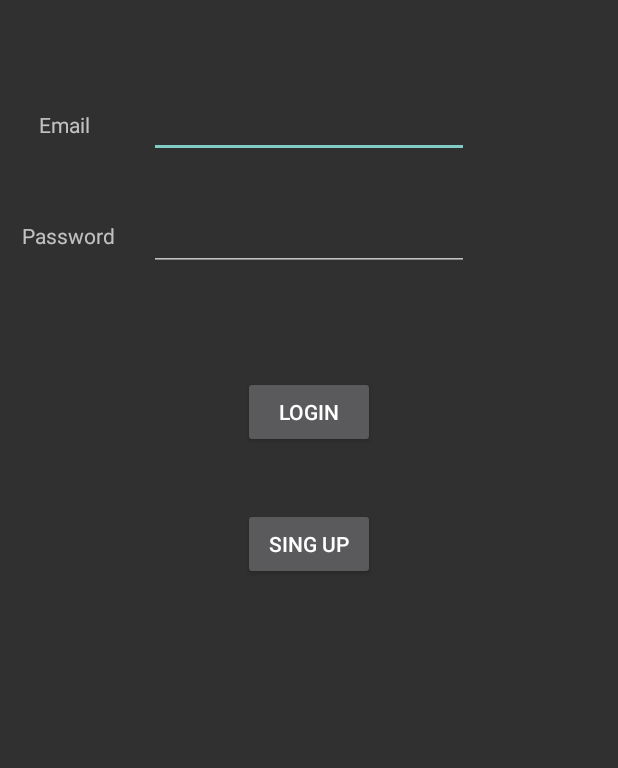
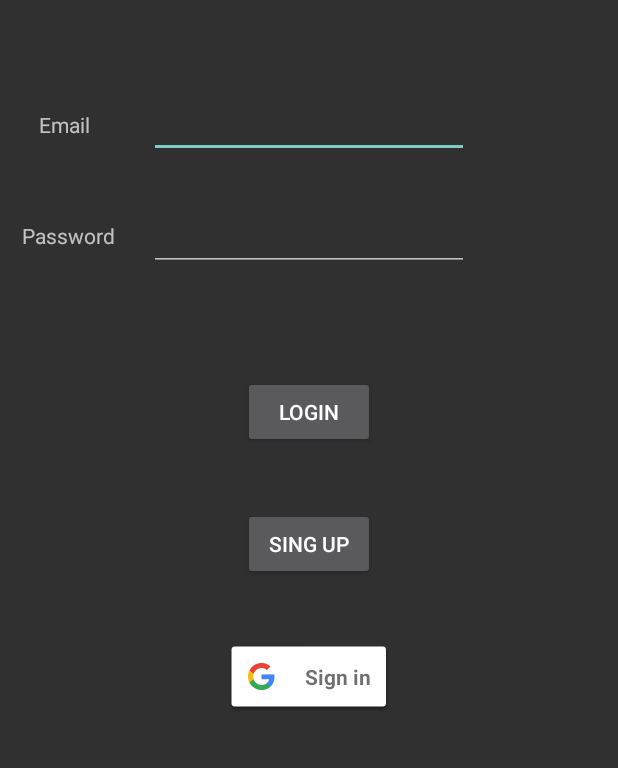
Before and after one commit to AndresGA97/EasyHairCut, an Android app: the screen it shows after launch (MainActivity), on a phone screen of 412 x 824 dp, the part 179-947 px from its top. Run offline under Robolectric (Android 15) with nearby library versions, the phone set to English and light mode, and no system bars; our stand-ins replace Firebase (no records; nobody signed in at launch, a user with empty details on screens opened directly).

Commit message:
Implemented sign in with google
Implemented sign in with google

```diff
--- a/app/build.gradle
+++ b/app/build.gradle
@@ -41,4 +41,5 @@ dependencies {
     implementation 'com.google.firebase:firebase-firestore:21.3.0'
     implementation 'com.google.firebase:firebase-auth:19.2.0'
     implementation 'com.google.android.material:material:1.0.0'
+    implementation 'com.google.android.gms:play-services-auth:17.0.0'
 }
--- a/app/src/main/java/com/example/easyhaircut/MainActivity.kt
+++ b/app/src/main/java/com/example/easyhaircut/MainActivity.kt
@@ -1,25 +1,50 @@
 package com.example.easyhaircut
 
+
 import android.content.Intent
-import androidx.appcompat.app.AppCompatActivity
 import android.os.Bundle
+import android.util.Log
 import android.view.View
 import android.widget.EditText
 import android.widget.Toast
+import androidx.appcompat.app.AppCompatActivity
 import com.example.easyhaircut.exception.MissingDataException
+import com.google.android.gms.auth.api.signin.GoogleSignIn
+import com.google.android.gms.auth.api.signin.GoogleSignInAccount
+import com.google.android.gms.auth.api.signin.GoogleSignInClient
+import com.google.android.gms.auth.api.signin.GoogleSignInOptions
+import com.google.android.gms.common.SignInButton
+import com.google.android.gms.common.api.ApiException
 import com.google.android.gms.tasks.OnCompleteListener
+import com.google.android.gms.tasks.Task
 import com.google.firebase.auth.FirebaseAuth
-import com.google.firebase.auth.FirebaseUser
+
 
 class MainActivity : AppCompatActivity() {
     private lateinit var auth: FirebaseAuth //Declare Firebase Auth
     private val email: EditText by lazy { findViewById<EditText>(R.id.editTextUser) }
     private val password: EditText by lazy { findViewById<EditText>(R.id.editTextPassword) }
+    private lateinit var mGoogleSignInClient:GoogleSignInClient
+    private lateinit var signInButton:SignInButton
+
 
     override fun onCreate(savedInstanceState: Bundle?) {
         super.onCreate(savedInstanceState)
         setContentView(R.layout.activity_main)
+        signInButton=findViewById(R.id.buttonGoogleSignIn)//Google sign in button
         auth= FirebaseAuth.getInstance()//Initialize Firebase Auth
+        // Configure Google Sign In
+        val gso = GoogleSignInOptions.Builder(GoogleSignInOptions.DEFAULT_SIGN_IN)
+            .requestIdToken(getString(R.string.default_web_client_id))
+            .requestEmail()
+            .build()
+        // Build a GoogleSignInClient with the options specified by gso.
+        mGoogleSignInClient = GoogleSignIn.getClient(this, gso);
+        // Check for existing Google Sign In account, if the user is already signed in
+        var account=GoogleSignIn.getLastSignedInAccount(this)
+        signInButton.setOnClickListener(View.OnClickListener {
+            signIn()
+        })
     }
 
     /**
@@ -71,4 +96,48 @@ class MainActivity : AppCompatActivity() {
         email.setText("")
         password.setText("")
     }
+
+    /**
+     * Launch the registration Intent with google
+     */
+    private fun signIn() {
+        val signInIntent: Intent = mGoogleSignInClient.signInIntent
+        startActivityForResult(signInIntent, 1)
+    }
+
+    /**
+     * this method shows the selection google accounts task
+     */
+    public override fun onActivityResult(requestCode: Int, resultCode: Int, data: Intent?) {
+        super.onActivityResult(requestCode, resultCode, data)
+
+        // Result returned from launching the Intent from GoogleSignInClient.getSignInIntent(...);
+
+        // Result returned from launching the Intent from GoogleSignInClient.getSignInIntent(...);
+        if (requestCode === 1) {
+            // The Task returned from this call is always completed, no need to attach
+            // a listener.
+            val task =
+                GoogleSignIn.getSignedInAccountFromIntent(data)
+            handleSignInResult(task)
+        }
+    }
+
+    /**
+     *This method change the activity and pass through the intent the actual account
+     */
+    private fun handleSignInResult(completedTask: Task<GoogleSignInAccount>) {
+        try {
+            val account =
+                completedTask.getResult(ApiException::class.java)
+            var intent:Intent=Intent(this, InicialActivity::class.java)
+            intent.putExtra("accountGoogle",account)
+            startActivity(intent)
+        } catch (e: ApiException) {
+            // The ApiException status code indicates the detailed failure reason.
+            // Please refer to the GoogleSignInStatusCodes class reference for more information.
+            Log.w("GoogleLogin", "signInResult:failed code=" + e.statusCode)
+        }
+    }
+
 }
--- a/app/src/main/res/layout/activity_main.xml
+++ b/app/src/main/res/layout/activity_main.xml
@@ -67,22 +67,33 @@
         android:layout_width="wrap_content"
         android:layout_height="wrap_content"
         android:layout_marginTop="70dp"
+        android:onClick="toInicial"
         android:text="@string/login"
-        android:onClick="toInicial"
         app:layout_constraintEnd_toEndOf="parent"
         app:layout_constraintHorizontal_bias="0.5"
         app:layout_constraintStart_toStartOf="parent"
         app:layout_constraintTop_toBottomOf="@+id/editTextPassword" />
     <!--Register Button-->
     <Button
-        android:id="@+id/buttonSingUp"
+        android:id="@+id/buttonSignUp"
         android:layout_width="wrap_content"
         android:layout_height="wrap_content"
         android:layout_marginTop="40dp"
+        android:onClick="toRegisterActivity"
         android:text="@string/Sing_Up"
-        android:onClick="toRegisterActivity"
         app:layout_constraintEnd_toEndOf="parent"
         app:layout_constraintHorizontal_bias="0.5"
         app:layout_constraintStart_toStartOf="parent"
         app:layout_constraintTop_toBottomOf="@+id/buttonLogin" />
+
+    <com.google.android.gms.common.SignInButton
+        android:id="@+id/buttonGoogleSignIn"
+        android:layout_width="wrap_content"
+        android:layout_height="wrap_content"
+        android:layout_marginTop="40dp"
+        app:layout_constraintEnd_toEndOf="parent"
+        app:layout_constraintHorizontal_bias="0.5"
+        app:layout_constraintStart_toStartOf="parent"
+        app:layout_constraintTop_toBottomOf="@+id/buttonSignUp" />
+
 </androidx.constraintlayout.widget.ConstraintLayout>
```
Also changed, not shown: 1 other file. Lines whose indentation alone changed are shown as unchanged.
